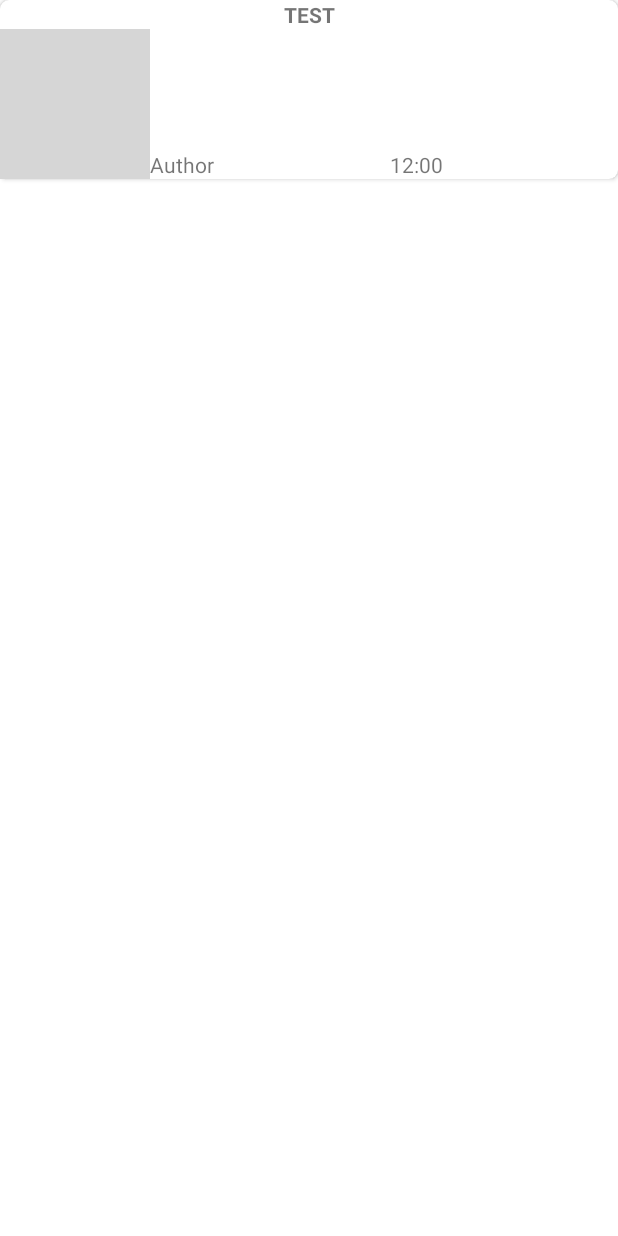
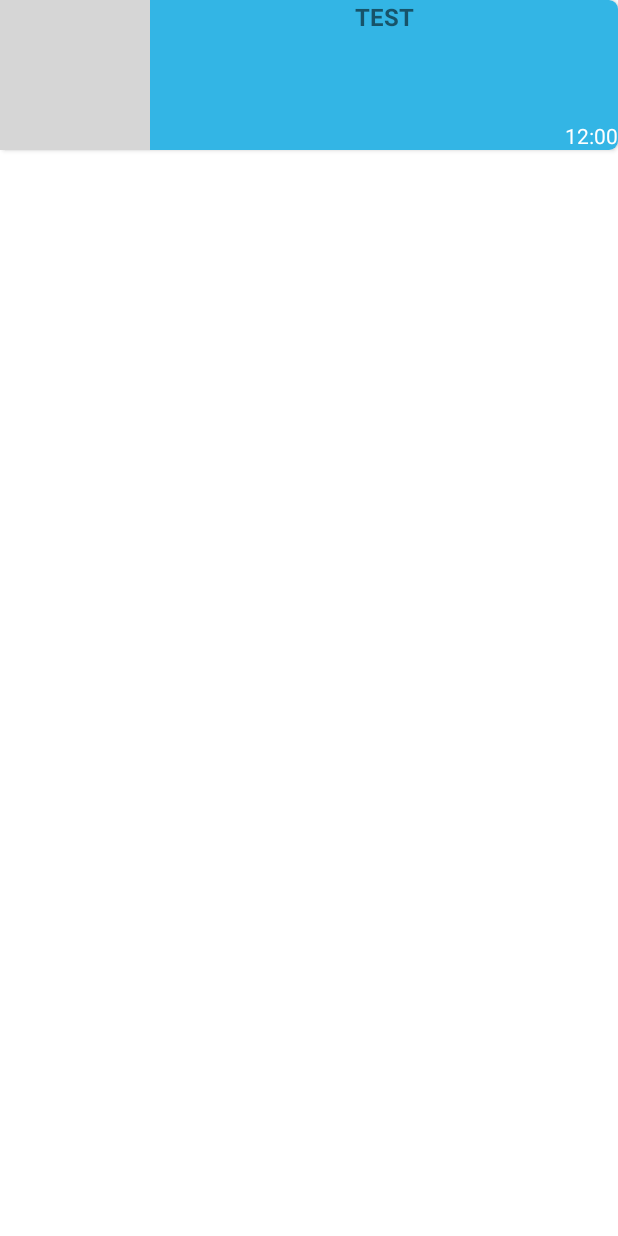
Before and after one commit to lentatyka/LentaRuNewsApp, an Android app: the layout item_news.xml on its own in the app's theme, with its tools: preview values and no code run, on a phone screen of 412 x 824 dp. Run offline under Robolectric (Android 15) with nearby library versions, the phone set to English and light mode, and no system bars; grey boxes are pictures that could not be loaded.

Commit message:
itemView. Constraint type

```diff
--- a/app/build.gradle
+++ b/app/build.gradle
@@ -63,5 +63,8 @@ dependencies {
     //DaggerHilt
     implementation "com.google.dagger:hilt-android:2.38.1"
     kapt "com.google.dagger:hilt-compiler:2.38.1"
+    //Glide
+    implementation 'com.github.bumptech.glide:glide:4.12.0'
+    annotationProcessor 'com.github.bumptech.glide:compiler:4.12.0'
 
 }
--- a/app/src/main/AndroidManifest.xml
+++ b/app/src/main/AndroidManifest.xml
@@ -1,6 +1,7 @@
 <?xml version="1.0" encoding="utf-8"?>
 <manifest xmlns:android="http://schemas.android.com/apk/res/android"
     package="com.lentatykalentarunewapp">
+    <uses-permission android:name="android.permission.INTERNET"/>
 
     <application
         android:allowBackup="true"
--- a/app/src/main/java/com/lentatykalentarunewapp/data/network/NewsApi.kt
+++ b/app/src/main/java/com/lentatykalentarunewapp/data/network/NewsApi.kt
@@ -1,6 +1,7 @@
 package com.lentatykalentarunewapp.data.network
 
 import com.lentatykalentarunewapp.data.network.dto.NewsDto
+import retrofit2.Response
 import retrofit2.http.GET
 import retrofit2.http.Query
 
--- a/app/src/main/java/com/lentatykalentarunewapp/domain/GetNewsUseCase.kt
+++ b/app/src/main/java/com/lentatykalentarunewapp/domain/GetNewsUseCase.kt
@@ -4,8 +4,11 @@ import com.lentatykalentarunewapp.common.State
 import kotlinx.coroutines.flow.flow
 import retrofit2.HttpException
 import java.io.IOException
+import javax.inject.Inject
 
-class GetNewsUseCase(private val repository: NewsRepository) {
+class GetNewsUseCase @Inject constructor(
+    private val repository: NewsRepository
+    ) {
     operator fun invoke() = flow {
         try {
             emit(State.Loading)
--- a/app/src/main/java/com/lentatykalentarunewapp/domain/model/Article.kt
+++ b/app/src/main/java/com/lentatykalentarunewapp/domain/model/Article.kt
@@ -3,7 +3,6 @@ package com.lentatykalentarunewapp.domain.model
 import com.lentatykalentarunewapp.data.network.dto.SourceDto
 
 data class Article(
-    val author: String,
     val publishedAt: String,
     val title: String,
     val url: String,
--- /dev/null
+++ b/app/src/main/res/drawable/ic_error.xml
@@ -0,0 +1,5 @@
+<vector android:height="64dp" android:tint="?attr/colorControlNormal"
+    android:viewportHeight="24" android:viewportWidth="24"
+    android:width="64dp" xmlns:android="http://schemas.android.com/apk/res/android">
+    <path android:fillColor="@android:color/white" android:pathData="M12,2C6.48,2 2,6.48 2,12s4.48,10 10,10 10,-4.48 10,-10S17.52,2 12,2zM13,17h-2v-2h2v2zM13,13h-2L11,7h2v6z"/>
+</vector>
--- /dev/null
+++ b/app/src/main/res/drawable/ic_loading.xml
@@ -0,0 +1,10 @@
+<vector xmlns:android="http://schemas.android.com/apk/res/android"
+    android:width="24dp"
+    android:height="24dp"
+    android:viewportWidth="24"
+    android:viewportHeight="24"
+    android:tint="?attr/colorControlNormal">
+  <path
+      android:fillColor="@android:color/white"
+      android:pathData="M18,22l-0.01,-6L14,12l3.99,-4.01L18,2H6v6l4,4l-4,3.99V22H18zM8,7.5V4h8v3.5l-4,4L8,7.5z"/>
+</vector>
--- a/app/src/main/res/layout/item_news.xml
+++ b/app/src/main/res/layout/item_news.xml
@@ -11,44 +11,45 @@
     <androidx.cardview.widget.CardView
         android:layout_width="match_parent"
         android:layout_height="wrap_content"
-        app:cardCornerRadius="6dp">
+        app:cardCornerRadius="6dp"
+        android:layout_marginBottom="8dp">
         <androidx.constraintlayout.widget.ConstraintLayout
             android:layout_width="match_parent"
-            android:layout_height="match_parent">
-
-            <TextView
-                android:id="@+id/tv_title"
-                android:layout_width="match_parent"
-                android:layout_height="wrap_content"
-                android:textAlignment="center"
-                android:textStyle="bold"
-                app:layout_constraintTop_toTopOf="parent"
-                tools:text="TEST" />
+            android:layout_height="match_parent"
+            android:background="@android:color/holo_blue_light">
 
             <ImageView
                 android:id="@+id/iv_news_image"
                 android:layout_width="100dp"
                 android:layout_height="100dp"
+                app:imageUrl= "@{article.urlToImage}"
+                app:error="@{@drawable/ic_error}"
+                app:loading="@{@drawable/ic_loading}"
+                android:contentDescription="@string/news_image"
                 app:layout_constraintStart_toStartOf="parent"
-                app:layout_constraintTop_toBottomOf="@+id/tv_title"
-                tools:srcCompat="@tools:sample/avatars"
-                android:contentDescription="@string/news_image" />
-
+                app:layout_constraintTop_toTopOf="parent"
+                tools:srcCompat="@tools:sample/avatars" />
             <TextView
-                android:id="@+id/tv_author"
+                android:id="@+id/tv_title"
                 android:layout_width="wrap_content"
                 android:layout_height="wrap_content"
-                app:layout_constraintBottom_toBottomOf="parent"
+                android:text="@{article.title}"
+                android:textAlignment="center"
+                android:textStyle="bold"
+                android:textSize="16sp"
+                app:layout_constraintEnd_toEndOf="parent"
                 app:layout_constraintStart_toEndOf="@+id/iv_news_image"
-                tools:text="Author" />
+                app:layout_constraintTop_toTopOf="parent"
+                tools:text="TEST" />
 
             <TextView
                 android:id="@+id/tv_published_time"
+                android:text="@{@string/published_time(article.publishedAt)}"
                 android:layout_width="wrap_content"
                 android:layout_height="wrap_content"
                 app:layout_constraintBottom_toBottomOf="parent"
                 app:layout_constraintEnd_toEndOf="parent"
-                app:layout_constraintStart_toEndOf="@+id/tv_author"
+                android:textColor="@color/white"
                 tools:text="12:00" />
         </androidx.constraintlayout.widget.ConstraintLayout>
     </androidx.cardview.widget.CardView>
--- a/app/src/main/res/values/strings.xml
+++ b/app/src/main/res/values/strings.xml
@@ -1,4 +1,5 @@
 <resources>
     <string name="app_name">LentaRuNewApp</string>
     <string name="news_image">News image</string>
+    <string name="published_time">Published: %s</string>
 </resources>
--- a/build.gradle
+++ b/build.gradle
@@ -1,9 +1,5 @@
 // Top-level build file where you can add configuration options common to all sub-projects/modules.
 buildscript {
-    repositories {
-        google()
-        mavenCentral()
-    }
     dependencies {
         classpath 'com.google.dagger:hilt-android-gradle-plugin:2.38.1'
     }
@@ -11,7 +7,7 @@ buildscript {
 plugins {
     id 'com.android.application' version '7.1.2' apply false
     id 'com.android.library' version '7.1.2' apply false
-    id 'org.jetbrains.kotlin.android' version '1.5.30' apply false
+    id 'org.jetbrains.kotlin.android' version '1.6.20' apply false
 }
 
 task clean(type: Delete) {
--- a/gradle.properties
+++ b/gradle.properties
@@ -15,6 +15,7 @@ org.gradle.jvmargs=-Xmx2048m -Dfile.encoding=UTF-8
 # Android operating system, and which are packaged with your app"s APK
 # https://developer.android.com/topic/libraries/support-library/androidx-rn
 android.useAndroidX=true
+android.enableJetifier=true
 # Kotlin code style for this project: "official" or "obsolete":
 kotlin.code.style=official
 # Enables namespacing of each library's R class so that its R class includes only the
```
Also changed, not shown: app/src/main/java/com/lentatykalentarunewapp/data/Mapper.kt (+11 -3 lines), app/src/main/java/com/lentatykalentarunewapp/data/NewsRepositoryImpl.kt (+8 -2 lines), app/src/main/java/com/lentatykalentarunewapp/di/NetworkModule.kt (+9 -1 lines), app/src/main/java/com/lentatykalentarunewapp/presentation/BindingAdapter.kt (added, +15 -0 lines), app/src/main/java/com/lentatykalentarunewapp/presentation/MainActivity.kt (+7 -3 lines), app/src/main/java/com/lentatykalentarunewapp/presentation/MainViewModel.kt (+17 -8 lines), gradle/wrapper/gradle-wrapper.properties.
